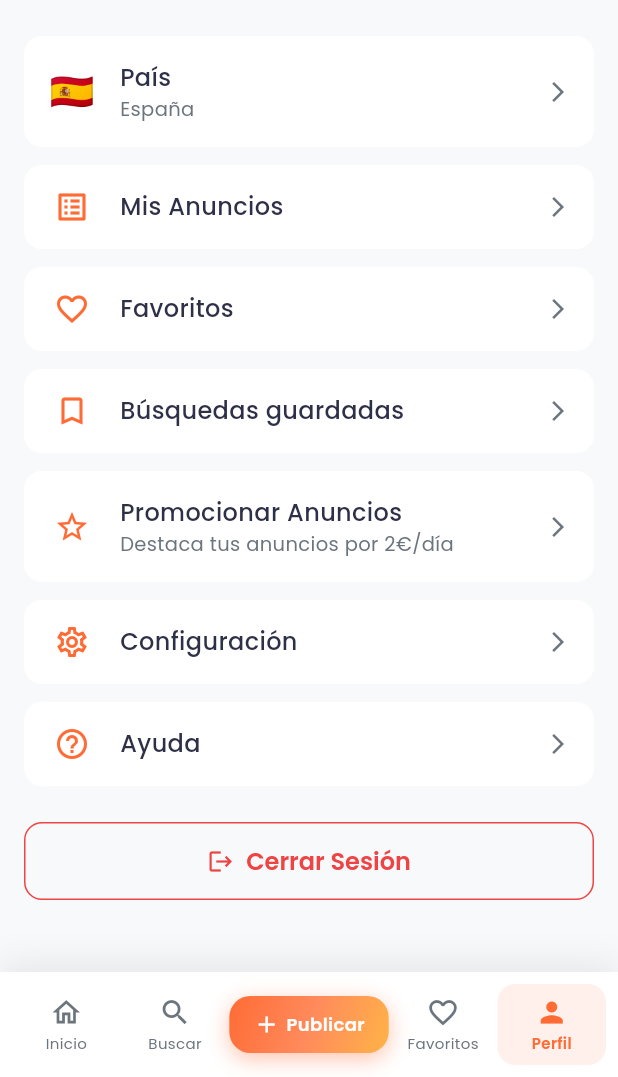
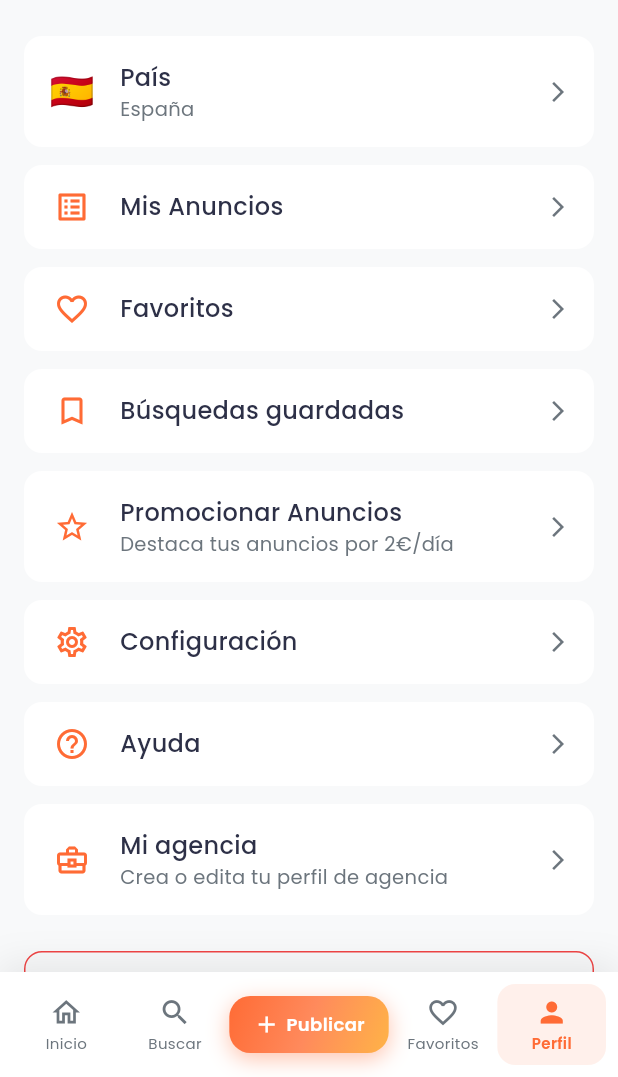
Before and after one commit to WildFoxyStudios/foxy_ads_flutter, a Flutter app: the ProfileScreen screen opened by its route, scrolled down 104 dp, on a phone screen of 412 x 824 dp, the part 159-1236 px from its top. Run offline on Flutter 3.47's test engine with Material 3 defaults, Android fonts, the phone set to English and light mode, and no system bars; our stand-ins replace cached_network_image, carousel_slider, firebase_core, flutter_dotenv, flutter_riverpod, go_router and 6 more; accounts and stored records are empty; network calls fail.

Commit message:
feat(agency): profile + listing-detail entry points

```diff
--- a/lib/features/profile/presentation/screens/profile_screen.dart
+++ b/lib/features/profile/presentation/screens/profile_screen.dart
@@ -5,6 +5,8 @@ import 'package:cached_network_image/cached_network_image.dart';
 import '../../../../core/theme/app_colors.dart';
 import '../../../../core/services/auth_service.dart';
 import '../../../../core/services/country_service.dart';
+import '../../../../core/router/app_router.dart';
+import '../../../agency/data/agency_service.dart';
 
 class ProfileScreen extends ConsumerWidget {
   const ProfileScreen({super.key});
@@ -244,6 +246,51 @@ class ProfileScreen extends ConsumerWidget {
                   title: 'Ayuda',
                   onTap: () {},
                 ),
+                const SizedBox(height: 12),
+
+                // "Panel Pro" — only for verified agencies. Hidden while
+                // loading or on error (the provider's resilience contract
+                // treats both as "no profile yet"). Resilient .when() means
+                // a transient auth-stream hiccup doesn't lock the user out
+                // of /panel.
+                Builder(
+                  builder: (_) {
+                    final myAgency = ref.watch(myAgencyProfileProvider);
+                    final isVerified =
+                        myAgency.maybeWhen(
+                              data: (p) => p?.isVerified ?? false,
+                              orElse: () => false,
+                            ) ==
+                            true;
+                    if (!isVerified) return const SizedBox.shrink();
+                    return Column(
+                      children: [
+                        _ProfileTile(
+                          icon: const Icon(
+                            Icons.workspace_premium,
+                            color: AppColors.primary,
+                          ),
+                          title: 'Panel Pro',
+                          subtitle: 'Gestiona tu agencia',
+                          onTap: () => context.push(AppRoutes.panel),
+                        ),
+                        const SizedBox(height: 12),
+                      ],
+                    );
+                  },
+                ),
+
+                // "Mi agencia" — always shown when signed in, so a seller
+                // can create / complete their agency profile from here.
+                _ProfileTile(
+                  icon: const Icon(
+                    Icons.business_center_outlined,
+                    color: AppColors.primary,
+                  ),
+                  title: 'Mi agencia',
+                  subtitle: 'Crea o edita tu perfil de agencia',
+                  onTap: () => context.push(AppRoutes.agencyEdit),
+                ),
                 const SizedBox(height: 24),
 
                 // Logout button
```
Also changed, not shown: lib/features/listings/presentation/screens/listing_detail_screen.dart (+66 -0 lines).
